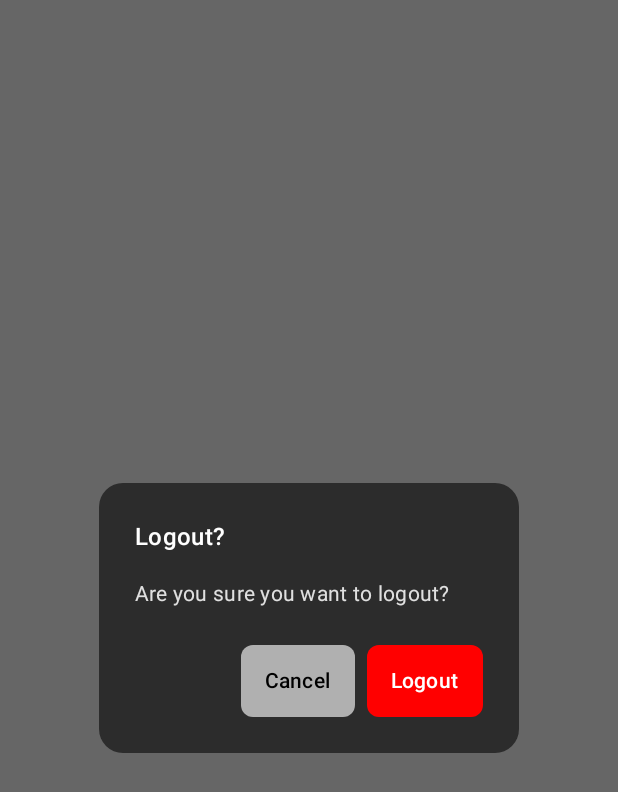
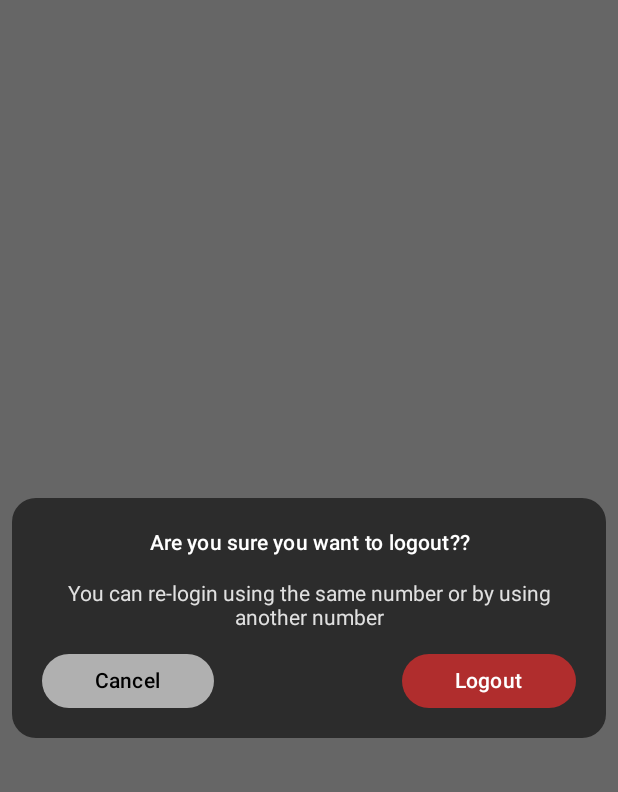
Before and after one commit to Sagar9719/Talkverse_Firebase_Chat, an Android app built with Jetpack Compose: the @Preview function LogoutDialogPreview, on a phone screen of 412 x 824 dp. Shown: the top 792 px of the screen. Run offline under Robolectric (Android 15) with nearby library versions, the phone set to English and light mode, and no system bars.

Commit message:
Log out feature done.

```diff
--- a/app/src/main/java/com/example/chat_application_firebase/dialog/LogoutDialog.kt
+++ b/app/src/main/java/com/example/chat_application_firebase/dialog/LogoutDialog.kt
@@ -1,23 +1,27 @@
 package com.example.chat_application_firebase.dialog
 
-import androidx.compose.foundation.BorderStroke
 import androidx.compose.foundation.background
-import androidx.compose.foundation.layout.PaddingValues
+import androidx.compose.foundation.layout.Arrangement
+import androidx.compose.foundation.layout.Box
+import androidx.compose.foundation.layout.Column
+import androidx.compose.foundation.layout.Row
+import androidx.compose.foundation.layout.Spacer
 import androidx.compose.foundation.layout.fillMaxWidth
 import androidx.compose.foundation.layout.padding
+import androidx.compose.foundation.layout.width
+import androidx.compose.foundation.layout.widthIn
 import androidx.compose.foundation.layout.wrapContentHeight
 import androidx.compose.foundation.shape.RoundedCornerShape
-import androidx.compose.material3.AlertDialog
-import androidx.compose.material3.Button
-import androidx.compose.material3.ButtonDefaults
 import androidx.compose.material3.MaterialTheme
 import androidx.compose.material3.Text
-import androidx.compose.material3.TextButton
 import androidx.compose.runtime.Composable
 import androidx.compose.ui.Modifier
 import androidx.compose.ui.graphics.Color
+import androidx.compose.ui.text.style.TextAlign
 import androidx.compose.ui.tooling.preview.Preview
 import androidx.compose.ui.unit.dp
+import androidx.compose.ui.window.Dialog
+import com.example.chat_application_firebase.extensions.safeClickable
 
 @Composable
 fun LogoutDialog(
@@ -26,56 +30,71 @@ fun LogoutDialog(
     onConfirmLogout: () -> Unit
 ) {
     if (showDialog) {
-        AlertDialog(
-            onDismissRequest = onDismiss,
-            containerColor = Color(color = 0xFF2C2C2C),
-            shape = RoundedCornerShape(size = 16.dp),
-            title = {
+        Dialog(onDismissRequest = onDismiss) {
+            Box(
+                modifier = Modifier
+                    .padding(all = 8.dp)
+                    .fillMaxWidth()
+                    .wrapContentHeight()
+                    .background(
+                        color = Color(color = 0xFF2C2C2C),
+                        shape = RoundedCornerShape(size = 16.dp)
+                    )
+            ) {
+                Column(
+                    modifier = Modifier
+                        .padding(all = 20.dp)
+                        .fillMaxWidth(),
+                    verticalArrangement = Arrangement.spacedBy(space = 16.dp)
+                ) {
                     Text(
-                    text = "Logout?",
-                    style = MaterialTheme.typography.titleMedium,
-                    color = Color.White
+                        modifier = Modifier.fillMaxWidth(),
+                        text = "Are you sure you want to logout??",
+                        style = MaterialTheme.typography.titleSmall,
+                        color = Color.White,
+                        textAlign = TextAlign.Center
                     )
-            },
-            text = {
+
                     Text(
-                    text = "Are you sure you want to logout?",
-                    color = Color(color = 0xFFE0E0E0)
+                        modifier = Modifier.fillMaxWidth(),
+                        text = "You can re-login using the same number or by using another number",
+                        color = Color(color = 0xFFE0E0E0),
+                        textAlign = TextAlign.Center,
                     )
-            },
-            confirmButton = {
-                Button(
-                    modifier = Modifier.background(
-                        color = Color.Red,
-                        shape = RoundedCornerShape(size = 8.dp)
-                    ),
-                    onClick = onConfirmLogout,
-                    colors = ButtonDefaults.buttonColors(
-                        containerColor = Color.Transparent
-                    ),
-                    shape = RoundedCornerShape(size = 8.dp),
-                    contentPadding = PaddingValues(horizontal = 16.dp, vertical = 8.dp)
+
+                    Row(
+                        modifier = Modifier.fillMaxWidth(),
+                        horizontalArrangement = Arrangement.Center
                     ) {
-                    Text(text = "Logout", color = Color.White)
+                        Row(
+                            modifier = Modifier
+                                .safeClickable(onClick = onDismiss)
+                                .background(
+                                    color = Color(color = 0xFFB0B0B0),
+                                    shape = RoundedCornerShape(size = 24.dp)
+                                )
+                                .padding(horizontal = 35.dp, vertical = 8.dp),
+                        ) {
+                            Text(text = "Cancel", color = Color.Black, style = MaterialTheme.typography.titleSmall)
                         }
-            },
-            dismissButton = {
-                Button(
-                    modifier = Modifier.background(
-                        color = Color(color = 0xFFB0B0B0),
-                        shape = RoundedCornerShape(size = 8.dp)
-                    ),
-                    onClick = onDismiss,
-                    colors = ButtonDefaults.buttonColors(
-                        containerColor = Color.Transparent
-                    ),
-                    shape = RoundedCornerShape(size = 8.dp),
-                    contentPadding = PaddingValues(horizontal = 16.dp, vertical = 8.dp)
+
+                        Spacer(modifier = Modifier.weight(weight = 0.1f))
+
+                        Row(
+                            modifier = Modifier
+                                .safeClickable(onClick = onConfirmLogout)
+                                .background(
+                                    color = Color(color = 0xFFB02D2D),
+                                    shape = RoundedCornerShape(size = 24.dp)
+                                )
+                                .padding(horizontal = 35.dp, vertical = 8.dp),
                         ) {
-                    Text(text = "Cancel", color = Color.Black)
+                            Text(text = "Logout", color = Color.White, style = MaterialTheme.typography.titleSmall)
                         }
                     }
-        )
+                }
+            }
+        }
     }
 }
 
--- a/app/src/main/java/com/example/chat_application_firebase/navigation/AppNavHost.kt
+++ b/app/src/main/java/com/example/chat_application_firebase/navigation/AppNavHost.kt
@@ -126,6 +126,7 @@ fun AppNavHost(
                 showLogoutDialog.value = false
             },
             onConfirmLogout = {
+                showLogoutDialog.value = false
                 chatListViewModel.performLogOut(onSuccessLogout = {
                     ChatUtils.showToast(context = context, message = "Logged out successfully")
                     navController.navigate(route = Screen.Login.route) {
```
Lines whose indentation alone changed are shown as unchanged.
